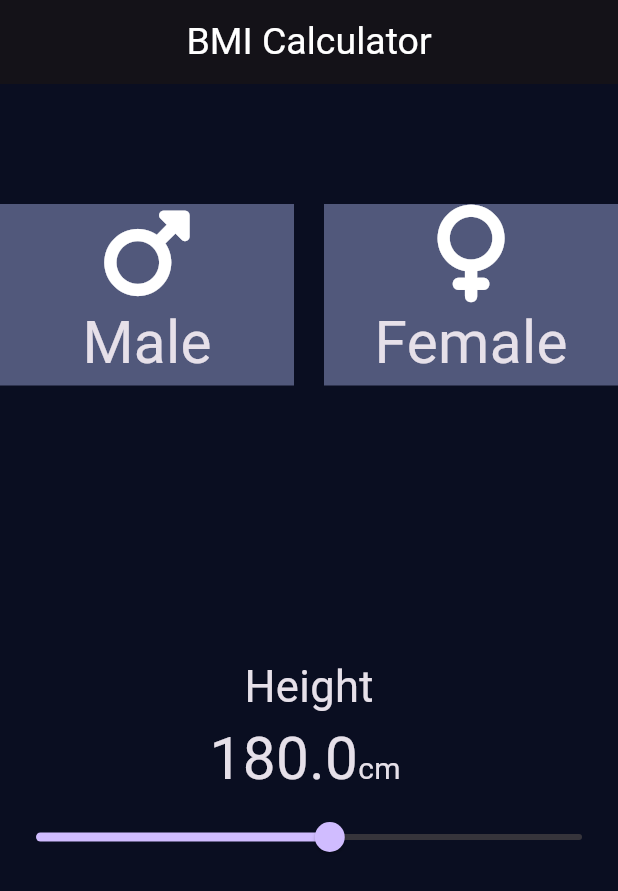
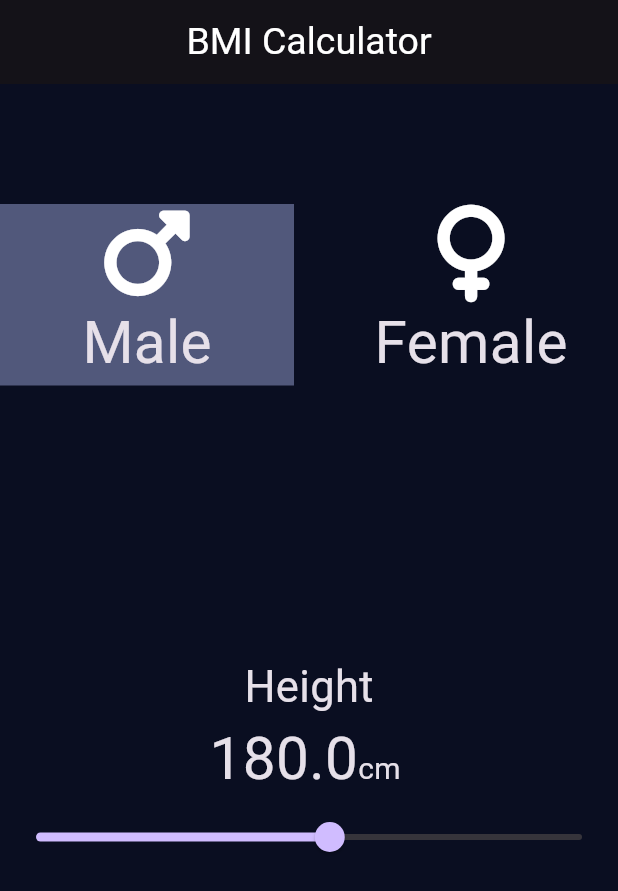
Before and after one commit to jodahe1/Flutter_Projects, a Flutter app: the screen it shows after launch, after a tap on "Male", on a phone screen of 412 x 824 dp. Shown: the top 891 px of the screen. Run offline on Flutter 3.47's test engine with Material 3 defaults, Android fonts, the phone set to English and light mode, and no system bars; our stand-ins replace font_awesome_flutter.

Commit message:
only one button change color

```diff
--- a/bmi/lib/Gendercard.dart
+++ b/bmi/lib/Gendercard.dart
@@ -2,13 +2,16 @@ import 'package:flutter/material.dart';
 
 class GenderCard extends StatelessWidget {
   const GenderCard(
-      {required this.gender, required this.icons, required this.colors});
+      {required this.gender, required this.icons, required this.colors,this.onTap});
   final String gender;
   final IconData icons;
   final Color colors;
+  final Function()? onTap;
   @override
   Widget build(BuildContext context) {
-    return Container(
+    return GestureDetector(
+      onTap: onTap,
+      child: Container(
         color: colors,
         child: Column(
           children: [
@@ -22,6 +25,7 @@ class GenderCard extends StatelessWidget {
             )
           ],
         ),
+      ),
     );
   }
 }
--- a/bmi/lib/input.dart
+++ b/bmi/lib/input.dart
@@ -16,8 +16,10 @@ class inputclState extends StatefulWidget {
 class __inputclStateState extends State<inputclState> {
   @override
   double _currentHeight = 180;
-  Color activecolor = Color(0xFF0A0E21);
-  Color inactivecolor = Color.fromARGB(255, 81, 88, 123);
+  Color MpassColor = Color(0xFF0A0E21);
+  Color Mactivecolor = Color.fromARGB(255, 81, 88, 123);
+  Color FpassColor = Color(0xFF0A0E21);
+  Color Factivecolor = Color.fromARGB(255, 81, 88, 123);
   Widget build(BuildContext context) {
     return Scaffold(
       appBar: AppBar(
@@ -37,17 +39,17 @@ class __inputclStateState extends State<inputclState> {
               children: [
                 Expanded(
                   flex: 2,
-                  child: GestureDetector(
+                  child: GenderCard(
+                    gender: 'Male',
+                    icons: FontAwesomeIcons.mars,
+                    colors: MpassColor,
                     onTap: () {
                       setState(() {
-                        activecolor = inactivecolor;
+                        MpassColor = Mactivecolor;
+                        FpassColor = Color(0xFF0A0E21);
+                        ;
                       });
                     },
-                    child: GenderCard(
-                      gender: 'Male',
-                      icons: FontAwesomeIcons.mars,
-                      colors: activecolor,
-                    ),
                   ),
                 ),
                 const SizedBox(
@@ -55,13 +57,16 @@ class __inputclStateState extends State<inputclState> {
                 ),
                 Expanded(
                   flex: 2,
-                  child: GestureDetector(
-                    onTap: () {},
-                    child: GenderCard(
-                      gender: 'Female',
-                      icons: FontAwesomeIcons.venus,
-                      colors: activecolor,
-                    ),
+                  child: GenderCard(
+                    gender: 'Female',
+                    icons: FontAwesomeIcons.venus,
+                    colors: FpassColor,
+                    onTap: () {
+                      setState(() {
+                        FpassColor = Factivecolor;
+                        MpassColor = Color(0xFF0A0E21);
+                      });
+                    },
                   ),
                 ),
               ],
```
Lines whose indentation alone changed are shown as unchanged.
